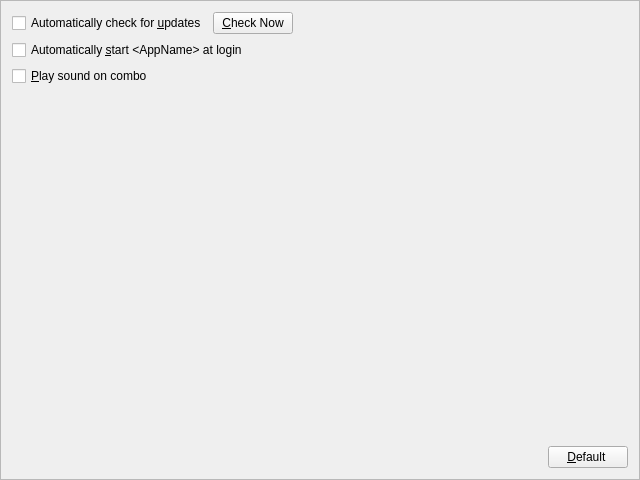
Old version of the form PreferencesFrame.ui in the repository xmichelo/Beeftext.
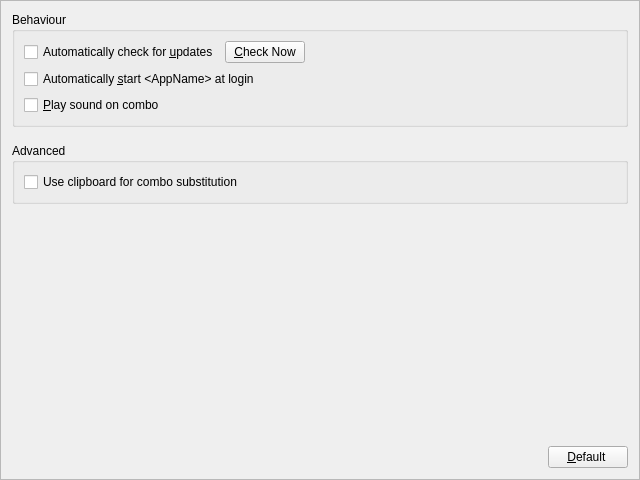
New version of the form.

Commit message: Added preference to enable disable clipboard usage for combo substitution.

```diff
--- a/PreferencesFrame.ui
+++ b/PreferencesFrame.ui
@@ -10,6 +10,12 @@
     <height>480</height>
    </rect>
   </property>
+  <property name="minimumSize">
+   <size>
+    <width>0</width>
+    <height>0</height>
+   </size>
+  </property>
   <property name="windowTitle">
    <string>Frame</string>
   </property>
@@ -21,6 +27,18 @@
   </property>
   <layout class="QVBoxLayout" name="verticalLayout">
    <item>
+    <widget class="QGroupBox" name="groupBox_2">
+     <property name="minimumSize">
+      <size>
+       <width>0</width>
+       <height>0</height>
+      </size>
+     </property>
+     <property name="title">
+      <string>Behaviour</string>
+     </property>
+     <layout class="QVBoxLayout" name="verticalLayout_3">
+      <item>
     <layout class="QHBoxLayout" name="horizontalLayout_2">
      <item>
       <widget class="QCheckBox" name="checkAutoCheckForUpdates">
@@ -65,6 +83,41 @@
      </property>
     </widget>
    </item>
+     </layout>
+    </widget>
+   </item>
+   <item>
+    <spacer name="verticalSpacer_2">
+     <property name="orientation">
+      <enum>Qt::Vertical</enum>
+     </property>
+     <property name="sizeType">
+      <enum>QSizePolicy::Fixed</enum>
+     </property>
+     <property name="sizeHint" stdset="0">
+      <size>
+       <width>20</width>
+       <height>10</height>
+      </size>
+     </property>
+    </spacer>
+   </item>
+   <item>
+    <widget class="QGroupBox" name="groupBox">
+     <property name="title">
+      <string>Advanced</string>
+     </property>
+     <layout class="QVBoxLayout" name="verticalLayout_2">
+      <item>
+       <widget class="QCheckBox" name="checkUseClipboardForComboSubstitution">
+        <property name="text">
+         <string>Use clipboard for combo substitution</string>
+        </property>
+       </widget>
+      </item>
+     </layout>
+    </widget>
+   </item>
    <item>
     <spacer name="verticalSpacer">
      <property name="orientation">
```
Left out of the diff: 17 changed lines with no effect on the pictures. Lines whose indentation alone changed are shown as unchanged. The commit also changes 5 other files.
